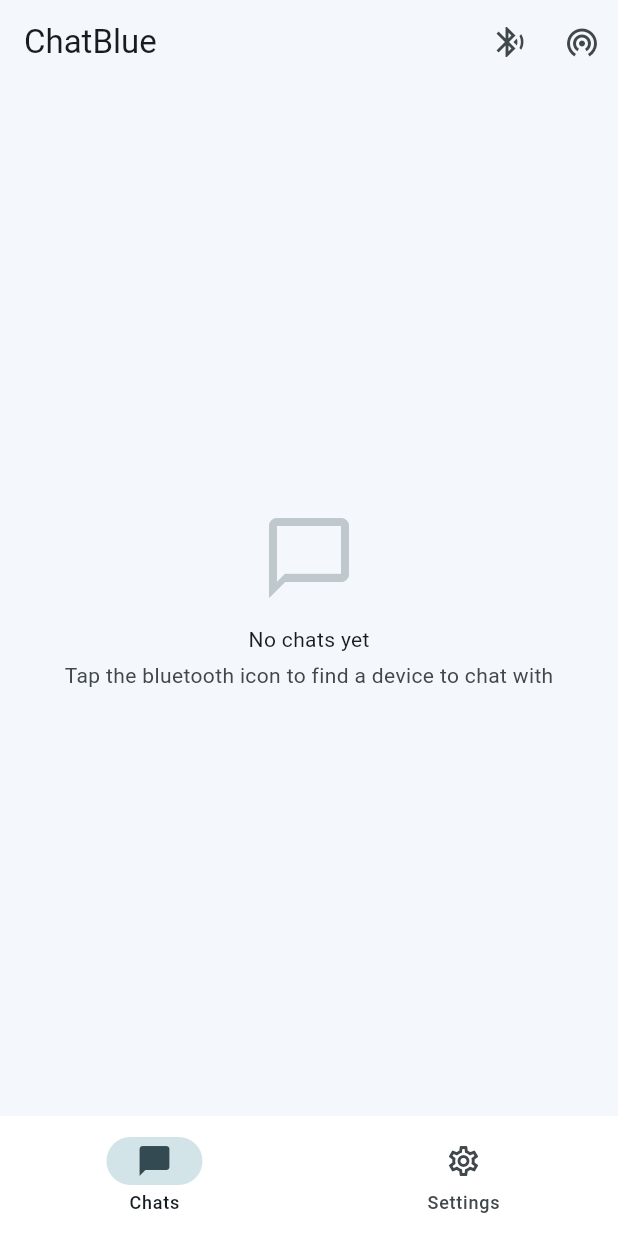
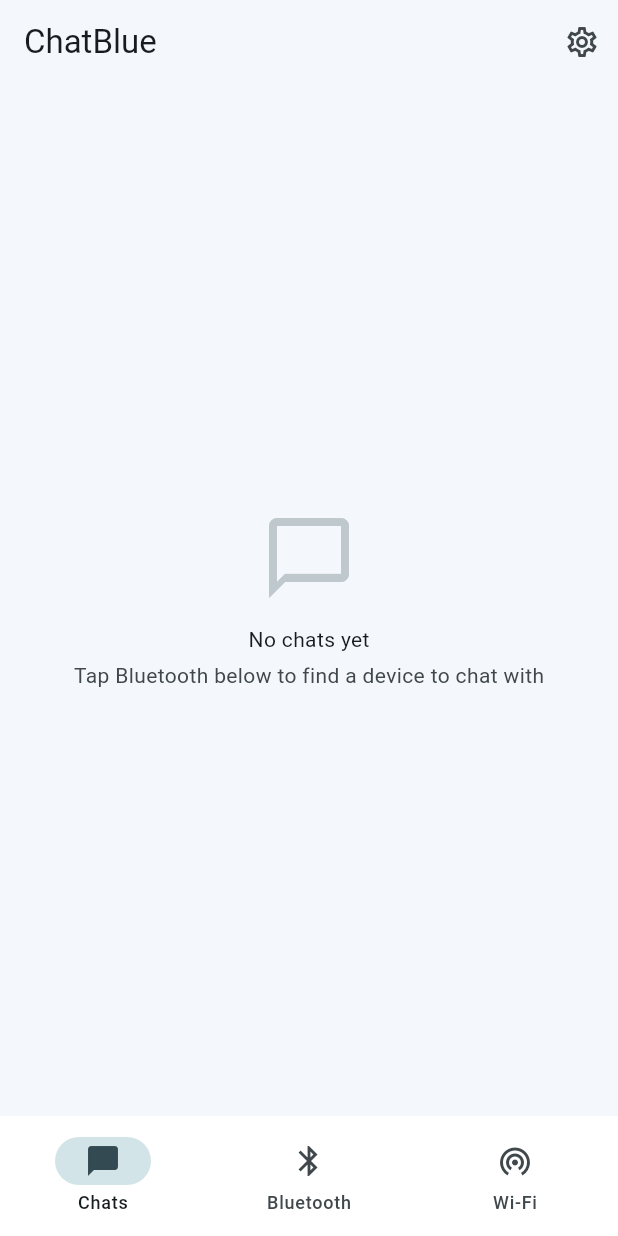
Before and after one commit to Sonderman/ChatBlue, a Flutter app: the screen it shows after launch, on a phone screen of 412 x 824 dp. Run offline on Flutter 3.47's test engine with Material 3 defaults, Android fonts, the phone set to English and light mode, and no system bars; our stand-ins replace auto_size_text, device_info_plus, flutter_image_compress, get, hive_ce, image_picker and 3 more; missing offline and left inert: image_gallery_saver_plus, record; accounts and stored records are empty; statements that could not run were skipped.

Commit message:
feat: bottom-nav navigation with in-place tabs, settings as route, UX label fixes
- Chats stays the home body; Bluetooth and Wi-Fi entries moved from app bar into the bottom navigation bar
- Scan screens and Settings become in-place IndexedStack tabs (no push); Settings is pushed as its own route from the app-bar icon and now owns a Scaffold+AppBar (fixes unthemed rendering)
- Tab labels renamed to user-facing strings (bluetoothTab/wifiTab), empty-state hint updated; home app bar only on the Chats tab

```diff
--- a/lib/core/translations/app_translations.dart
+++ b/lib/core/translations/app_translations.dart
@@ -16,10 +16,10 @@ class AppTranslations extends Translations {
     // Home
     'settingsTab': 'Settings',
     'chatsTab': 'Chats',
-    'scanBluetoothTooltip': 'Scan & Connect with Bluetooth',
-    'scanWifiTooltip': 'Scan & Connect with Wifi Direct',
+    'bluetoothTab': 'Bluetooth',
+    'wifiTab': 'Wi-Fi',
     'noChatsYet': 'No chats yet',
-    'noChatsHint': 'Tap the bluetooth icon to find a device to chat with',
+    'noChatsHint': 'Tap Bluetooth below to find a device to chat with',
     'deleteChatTitle': 'Delete "@name"',
     'deleteChatMessage': 'Are you sure you want to delete this chat session?',
     'cancel': 'Cancel',
@@ -121,10 +121,10 @@ class AppTranslations extends Translations {
     // Home
     'settingsTab': 'Ayarlar',
     'chatsTab': 'Sohbetler',
-    'scanBluetoothTooltip': 'Bluetooth ile Tara ve Bağlan',
-    'scanWifiTooltip': 'Wi-Fi Direct ile Tara ve Bağlan',
+    'bluetoothTab': 'Bluetooth',
+    'wifiTab': 'Wi-Fi',
     'noChatsYet': 'Henüz sohbet yok',
-    'noChatsHint': 'Sohbet edecek bir cihaz bulmak için bluetooth simgesine dokun',
+    'noChatsHint': 'Sohbet edecek bir cihaz bulmak için alttaki Bluetooth sekmesine dokun',
     'deleteChatTitle': '"@name" silinsin mi?',
     'deleteChatMessage': 'Bu sohbeti silmek istediğine emin misin?',
     'cancel': 'İptal',
--- a/lib/screens/homescreen/home_screen.dart
+++ b/lib/screens/homescreen/home_screen.dart
@@ -7,8 +7,10 @@ import 'package:chatblue/screens/wifid_scan_screen.dart';
 import 'package:flutter/material.dart';
 import 'package:get/get.dart';
 
-/// Lists previous chat sessions (tab 1) and hosts the settings panel
-/// (tab 2) behind a bottom navigation bar.
+/// Hosts the chat session list (tab 0) and the two scan entry points
+/// (Bluetooth / Wi‑Fi Direct, tabs 1-2) behind a bottom navigation bar;
+/// those tabs live in an IndexedStack — switching is in-place, never a
+/// pushed route. Settings is pushed as its own route from the app-bar icon.
 class HomeScreen extends StatefulWidget {
   const HomeScreen({super.key});
 
@@ -25,39 +27,36 @@ class _HomeScreenState extends State<HomeScreen> {
       init: HomeController(),
       builder: (controller) {
         return Scaffold(
-          appBar: AppBar(
-            title: Text(_tabIndex == 0 ? appName : 'settingsTab'.tr),
-            actions: _tabIndex == 0
-                ? [
+          // Only the Chats tab gets the home app bar; the scan screens
+          // provide their own app bar inside the tab.
+          appBar: _tabIndex == 0
+              ? AppBar(
+                  title: const Text(appName),
+                  actions: [
                     IconButton(
-                      tooltip: 'scanBluetoothTooltip'.tr,
-                      icon: const Icon(Icons.bluetooth_searching),
-                      onPressed: () {
-                        Get.to(() => BluetoothScanScreen())
-                            ?.then((_) => controller.refreshSessions());
-                      },
+                      tooltip: 'settingsTab'.tr,
+                      icon: const Icon(Icons.settings_outlined),
+                      onPressed: () => Get.to(() => const SettingsScreen()),
                     ),
-                    IconButton(
-                      tooltip: 'scanWifiTooltip'.tr,
-                      icon: const Icon(Icons.wifi_tethering),
-                      onPressed: () {
-                        Get.to(() => WifiDirectScanScreen())
-                            ?.then((_) => controller.refreshSessions());
-                      },
-                    ),
-                  ]
-                : null,
-          ),
+                  ],
+                )
+              : null,
           body: IndexedStack(
             index: _tabIndex,
             children: [
               _ChatsTab(controller: controller),
-              const SettingsScreen(),
+              const BluetoothScanScreen(),
+              const WifiDirectScanScreen(),
             ],
           ),
           bottomNavigationBar: NavigationBar(
             selectedIndex: _tabIndex,
-            onDestinationSelected: (index) => setState(() => _tabIndex = index),
+            onDestinationSelected: (index) {
+              setState(() => _tabIndex = index);
+              if (index == 0) {
+                controller.refreshSessions();
+              }
+            },
             destinations: [
               NavigationDestination(
                 icon: Icon(Icons.chat_bubble_outline),
@@ -65,9 +64,12 @@ class _HomeScreenState extends State<HomeScreen> {
                 label: 'chatsTab'.tr,
               ),
               NavigationDestination(
-                icon: Icon(Icons.settings_outlined),
-                selectedIcon: Icon(Icons.settings),
-                label: 'settingsTab'.tr,
+                icon: const Icon(Icons.bluetooth),
+                label: 'bluetoothTab'.tr,
+              ),
+              NavigationDestination(
+                icon: const Icon(Icons.wifi_tethering),
+                label: 'wifiTab'.tr,
               ),
             ],
           ),
```
Also changed, not shown: lib/screens/settings/settings_screen.dart (+9 -5 lines), 1 other file.
